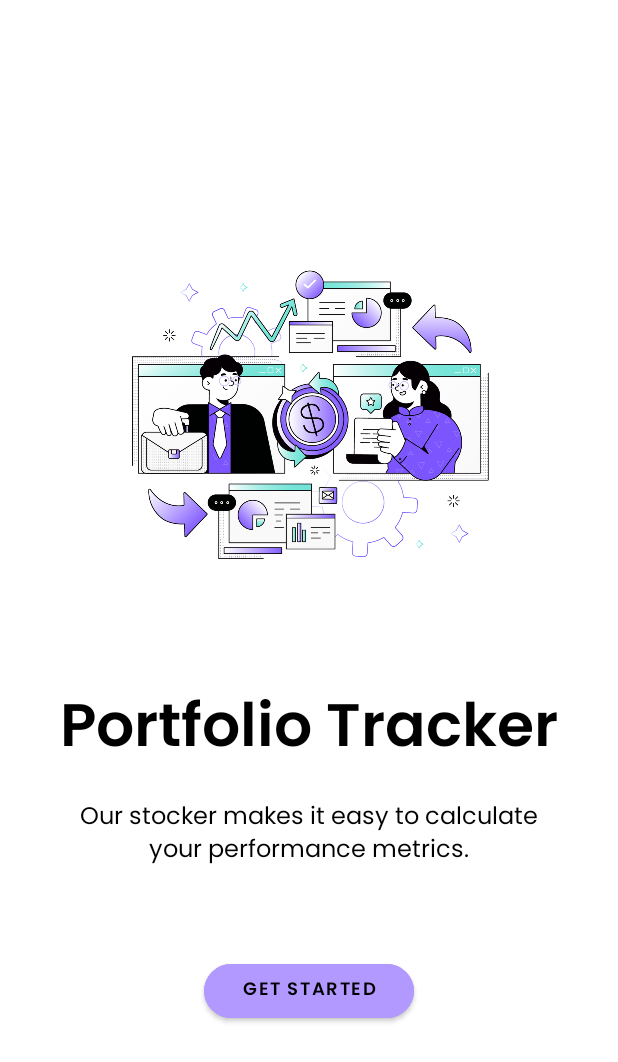
After one commit to wongdaryl/cs205-portfolio, an Android app: the layout fragment_intro.xml on its own in the app's theme, with its tools: preview values and no code run, on a phone screen of 412 x 824 dp. The commit adds this screen. Shown: the top 1062 px of the screen. Run offline under Robolectric (Android 15) with nearby library versions, the phone set to English and light mode, and no system bars.

Commit message:
Add intro fragment

```diff
--- /dev/null
+++ b/app/src/main/res/layout/fragment_intro.xml
@@ -0,0 +1,101 @@
+<?xml version="1.0" encoding="utf-8"?>
+<RelativeLayout xmlns:android="http://schemas.android.com/apk/res/android"
+    xmlns:app="http://schemas.android.com/apk/res-auto"
+    xmlns:tools="http://schemas.android.com/tools"
+    android:layout_width="match_parent"
+    android:layout_height="match_parent"
+    tools:context=".fragments.HomeFragment"
+    android:background="@color/white">
+
+    <ScrollView
+        android:layout_width="match_parent"
+        android:layout_height="match_parent">
+
+        <LinearLayout
+            android:layout_width="match_parent"
+            android:layout_height="wrap_content"
+            android:gravity="center"
+            android:orientation="vertical"
+            android:paddingHorizontal="@dimen/home_layout_margin_horizontal"
+            android:paddingTop="@dimen/home_layout_padding_top"
+            android:paddingBottom="@dimen/home_layout_padding_bottom">
+
+            <!--Fragment Home Header-->
+            <Space
+                android:layout_width="match_parent"
+                android:layout_height="56dp" />
+
+            <ImageView
+                android:id="@+id/imageView2"
+                android:layout_width="match_parent"
+                android:layout_height="347dp"
+                android:cropToPadding="true"
+                android:src="@drawable/intro" />
+
+            <TextView
+                android:id="@+id/header"
+                android:layout_width="wrap_content"
+                android:layout_height="63dp"
+                android:layout_centerHorizontal="true"
+                android:fontFamily="@font/poppins_semi_bold"
+                android:gravity="center"
+                android:text="@string/header"
+                android:textColor="@color/black"
+                android:textSize="@dimen/home_header_text_size" />
+
+            <!--Fragment Home sub-header-->
+            <TextView
+                android:id="@+id/description"
+                android:layout_width="wrap_content"
+                android:layout_height="80dp"
+                android:layout_centerHorizontal="true"
+                android:layout_marginBottom="@dimen/home_sub_header_margin_bottom"
+                android:fontFamily="@font/poppins_regular"
+                android:gravity="center"
+                android:text="@string/description"
+                android:textColor="@color/black"
+                android:textSize="@dimen/home_sub_header_text_size" />
+
+            <!--First stock header-->
+
+            <!--Fragment Home first stock container-->
+
+            <!--Second stock header-->
+
+            <!--Fragment Home second stock container-->
+
+            <!--Third stock header-->
+
+            <!--Fragment Home third stock container-->
+
+            <!--Fourth stock header-->
+
+            <!--Fragment Home fourth stock container-->
+
+            <!--Fifth stock header-->
+
+
+            <!--Fragment Home fifth stock container-->
+
+            <Space
+                android:layout_width="match_parent"
+                android:layout_height="30dp" />
+
+            <Button
+                android:id="@+id/start4"
+                android:layout_width="@dimen/home_button_width"
+                android:layout_height="@dimen/home_button_height"
+                android:backgroundTint="@color/light_purple"
+                android:fontFamily="@font/poppins_semi_bold"
+                android:textColor="@color/black"
+                android:textSize="@dimen/button_text_size"
+                app:cornerRadius="@dimen/button_corner_radius"
+                tools:text="@string/get_started" />
+
+        </LinearLayout>
+
+
+    </ScrollView>
+
+
+</RelativeLayout>
--- a/app/src/main/res/values/strings.xml
+++ b/app/src/main/res/values/strings.xml
@@ -1,7 +1,6 @@
 <resources>
     <string name="app_name">Stock Portfolio</string>
     <string name="action_settings">Settings</string>
-
 
     <!-- Strings used for fragments for navigation -->
     <string name="first_fragment_label">First Fragment</string>
@@ -20,11 +19,16 @@
     <string name="calculate">Calculate</string>
 
     <!-- TODO: Remove or change this placeholder text -->
+    <!-- Strings used for fragment_intro-->
+    <string name="get_started">Get Started</string>
+    <string name="header">Portfolio Tracker</string>
+    <string name="description">Our stocker makes it easy to calculate your performance metrics.</string>
+
     <!-- Strings used for fragment_home-->
     <string name="home_header">Welcome!</string>
     <string name="home_sub_header">Key in the stock you are interested in to view their annualized return and volatility.</string>
-    <string name="home_annualized_return">Annualised Return:</string>
-    <string name="home_annualized_volatility">Annualised Volatility:</string>
+    <string name="home_annualized_return">Annualized Return:</string>
+    <string name="home_annualized_volatility">Annualized Volatility:</string>
 
     <string name="hello_blank_fragment">Hello blank fragment</string>
     <string name="waiting_for_data">Waiting for data..</string>
```
Also changed, not shown: app/src/main/java/com/example/stockportfolio/MainActivity.java (+1 -26 lines), app/src/main/java/com/example/stockportfolio/fragments/IntroFragment.java (added, +47 -0 lines), app/src/main/res/layout/activity_main.xml (+0 -8 lines), app/src/main/res/layout/fragment_home.xml (+6 -2 lines), app/src/main/res/drawable/intro.png (added).
